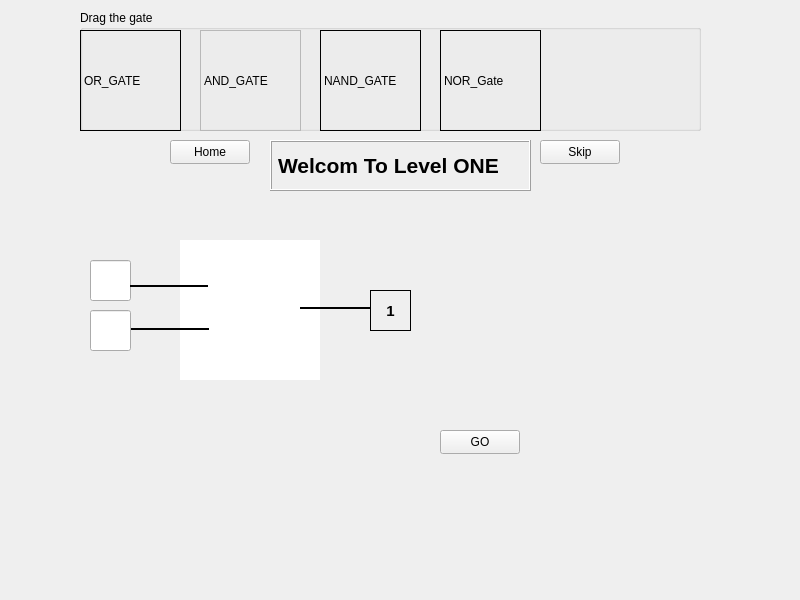
This is levels.ui in AhmedZ70/BitWise-EducationalApp as Qt 5 draws it before an edit. The edited form follows.
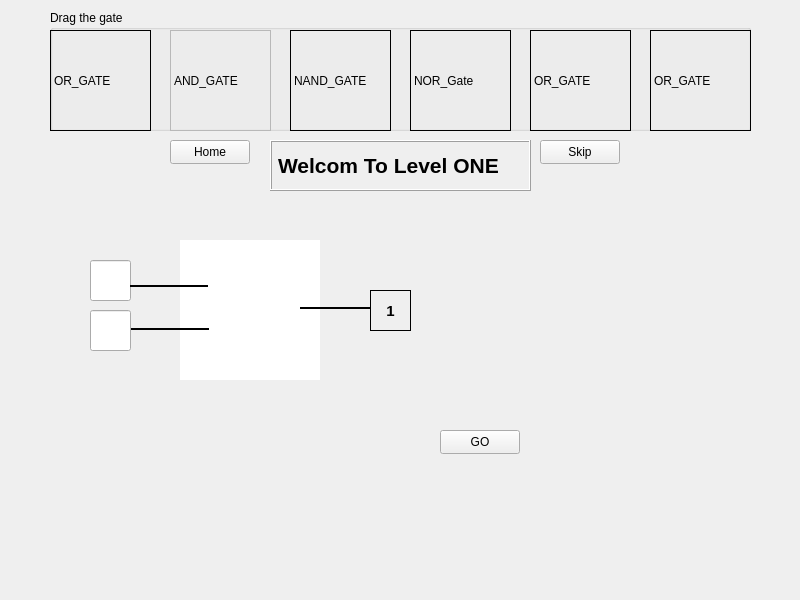
This is the edited form. Custom widgets are drawn as their Qt base class.

Commit message: Updated ui to have 6 icon slots for all the gates we need

Patch:
```diff
--- a/levels.ui
+++ b/levels.ui
@@ -295,9 +295,9 @@
   <widget class="QGroupBox" name="groupBox">
    <property name="geometry">
     <rect>
-     <x>80</x>
+     <x>50</x>
      <y>10</y>
-     <width>621</width>
+     <width>701</width>
      <height>121</height>
     </rect>
    </property>
@@ -368,6 +368,38 @@
      <string>NOR_Gate</string>
     </property>
    </widget>
+   <widget class="Custom_Label" name="orGateLabel_2">
+    <property name="geometry">
+     <rect>
+      <x>480</x>
+      <y>20</y>
+      <width>101</width>
+      <height>101</height>
+     </rect>
+    </property>
+    <property name="frameShape">
+     <enum>QFrame::Box</enum>
+    </property>
+    <property name="text">
+     <string>OR_GATE</string>
+    </property>
+   </widget>
+   <widget class="Custom_Label" name="orGateLabel_3">
+    <property name="geometry">
+     <rect>
+      <x>600</x>
+      <y>20</y>
+      <width>101</width>
+      <height>101</height>
+     </rect>
+    </property>
+    <property name="frameShape">
+     <enum>QFrame::Box</enum>
+    </property>
+    <property name="text">
+     <string>OR_GATE</string>
+    </property>
+   </widget>
   </widget>
  </widget>
  <customwidgets>
```
The commit also changes 2 other files.
